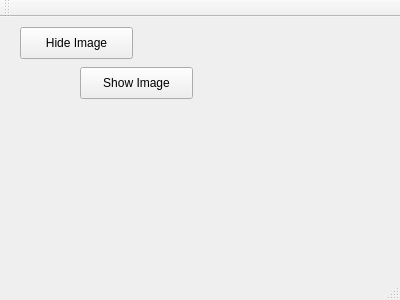
First picture: the form in Richard_photoList/mainwindow.ui, repository utat-uav/groundstation, before the edit.
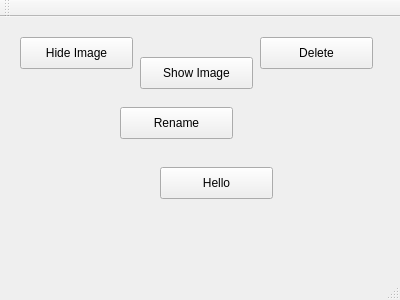
Second picture: the form after the edit.

Diff of the .ui file:
```diff
--- a/Richard_photoList/mainwindow.ui
+++ b/Richard_photoList/mainwindow.ui
@@ -18,7 +18,7 @@
     <property name="geometry">
      <rect>
       <x>20</x>
-      <y>10</y>
+      <y>20</y>
       <width>113</width>
       <height>32</height>
      </rect>
@@ -36,8 +36,8 @@
    <widget class="QPushButton" name="showImage">
     <property name="geometry">
      <rect>
-      <x>80</x>
-      <y>50</y>
+      <x>140</x>
+      <y>40</y>
       <width>113</width>
       <height>32</height>
      </rect>
@@ -52,6 +52,57 @@
      <string>Show Image</string>
     </property>
    </widget>
+   <widget class="QPushButton" name="deleteImage">
+    <property name="geometry">
+     <rect>
+      <x>260</x>
+      <y>20</y>
+      <width>113</width>
+      <height>32</height>
+     </rect>
+    </property>
+    <property name="maximumSize">
+     <size>
+      <width>300</width>
+      <height>50</height>
+     </size>
+    </property>
+    <property name="text">
+     <string>Delete</string>
+    </property>
+   </widget>
+   <widget class="QPushButton" name="renameImage">
+    <property name="geometry">
+     <rect>
+      <x>120</x>
+      <y>90</y>
+      <width>113</width>
+      <height>32</height>
+     </rect>
+    </property>
+    <property name="maximumSize">
+     <size>
+      <width>300</width>
+      <height>50</height>
+     </size>
+    </property>
+    <property name="text">
+     <string>Rename</string>
+    </property>
+   </widget>
+   <widget class="QPushButton" name="hello">
+    <property name="geometry">
+     <rect>
+      <x>160</x>
+      <y>150</y>
+      <width>113</width>
+      <height>32</height>
+     </rect>
+    </property>
+    <property name="text">
+     <string>Hello</string>
+    </property>
+   </widget>
   </widget>
   <widget class="QMenuBar" name="menuBar">
    <property name="geometry">
```
